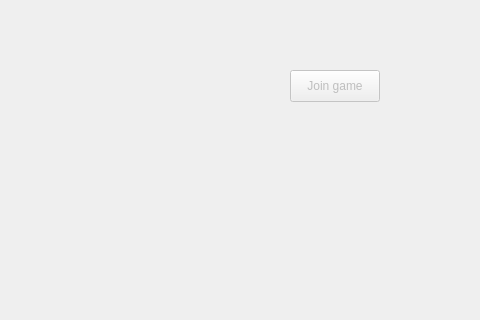
Above: client/views/protoroomview.ui from cavoke-project/cavoke before the change; both pictures show x 0 to 480 and y 280 to 600 of the 800 by 600 pixel window. Below: the same form after it.
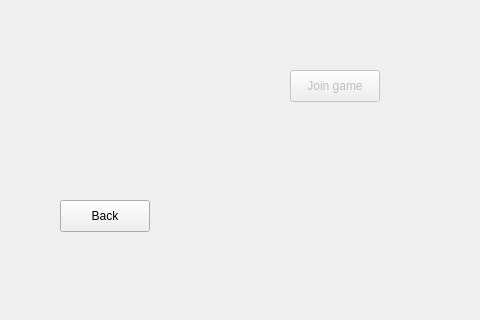
That is the form after the change.

Commit message: Functions mashup, also back button added

```diff
--- a/client/views/protoroomview.ui
+++ b/client/views/protoroomview.ui
@@ -139,6 +139,19 @@
      <string>Game name:</string>
     </property>
    </widget>
+   <widget class="QPushButton" name="backButton">
+    <property name="geometry">
+     <rect>
+      <x>60</x>
+      <y>480</y>
+      <width>90</width>
+      <height>32</height>
+     </rect>
+    </property>
+    <property name="text">
+     <string>Back</string>
+    </property>
+   </widget>
   </widget>
   <widget class="QMenuBar" name="menubar">
    <property name="geometry">
```
The commit also changes 8 other files.
